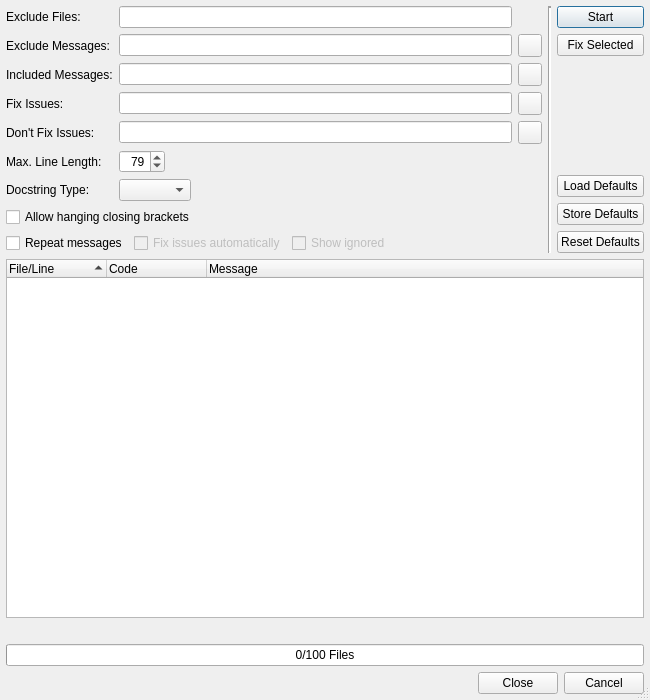
Before: the Qt Designer form Plugins/CheckerPlugins/CodeStyleChecker/CodeStyleCheckerDialog.ui in testmana2/test, drawn with Qt 5.
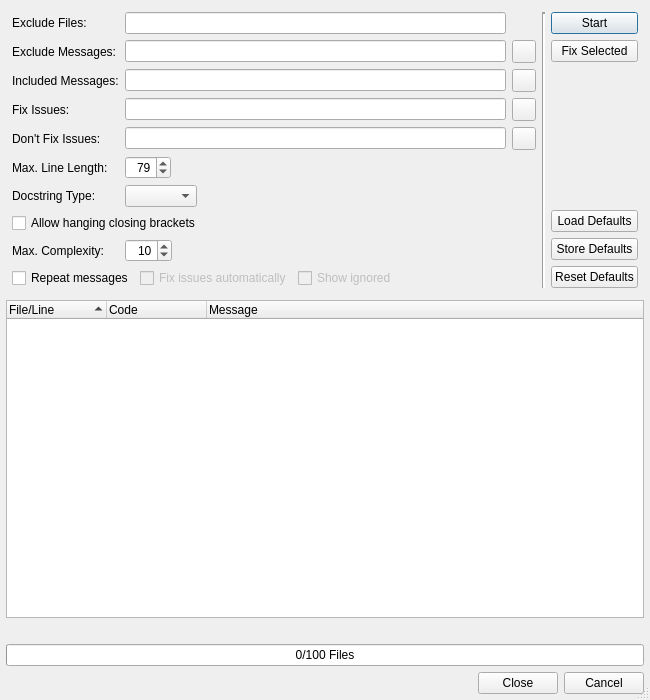
After: the same form once the commit is applied. Custom widgets are drawn as their Qt base class.

Commit message: Added a code complexity checker iaw. McCabe to the code style checker.

Patch:
```diff
--- a/Plugins/CheckerPlugins/CodeStyleChecker/CodeStyleCheckerDialog.ui
+++ b/Plugins/CheckerPlugins/CodeStyleChecker/CodeStyleCheckerDialog.ui
@@ -28,18 +28,6 @@
       <enum>QFrame::NoFrame</enum>
      </property>
      <layout class="QGridLayout" name="gridLayout">
-      <property name="leftMargin">
-       <number>0</number>
-      </property>
-      <property name="topMargin">
-       <number>0</number>
-      </property>
-      <property name="rightMargin">
-       <number>0</number>
-      </property>
-      <property name="bottomMargin">
-       <number>0</number>
-      </property>
       <item row="0" column="0">
        <widget class="QLabel" name="label_2">
         <property name="text">
@@ -54,7 +42,7 @@
         </property>
        </widget>
       </item>
-      <item row="0" column="3" rowspan="9">
+      <item row="0" column="3" rowspan="10">
        <widget class="Line" name="line">
         <property name="lineWidth">
          <number>2</number>
@@ -64,7 +52,7 @@
         </property>
        </widget>
       </item>
-      <item row="0" column="4" rowspan="9">
+      <item row="0" column="4" rowspan="10">
        <layout class="QVBoxLayout" name="verticalLayout">
         <item>
          <widget class="QPushButton" name="startButton">
@@ -222,7 +210,7 @@
         </property>
        </widget>
       </item>
-      <item row="5" column="1" colspan="2">
+      <item row="5" column="1">
        <layout class="QHBoxLayout" name="horizontalLayout_3">
         <item>
          <widget class="QSpinBox" name="lineLengthSpinBox">
@@ -265,7 +253,7 @@
         </property>
        </widget>
       </item>
-      <item row="6" column="1" colspan="2">
+      <item row="6" column="1">
        <layout class="QHBoxLayout" name="horizontalLayout_4">
         <item>
          <widget class="QComboBox" name="docTypeComboBox">
@@ -289,7 +277,7 @@
         </item>
        </layout>
       </item>
-      <item row="7" column="0" colspan="3">
+      <item row="7" column="0" colspan="2">
        <layout class="QHBoxLayout" name="horizontalLayout_2">
         <item>
          <widget class="QCheckBox" name="hangClosingCheckBox">
@@ -316,7 +304,50 @@
         </item>
        </layout>
       </item>
-      <item row="8" column="0" colspan="3">
+      <item row="8" column="0">
+       <widget class="QLabel" name="label_8">
+        <property name="text">
+         <string>Max. Complexity:</string>
+        </property>
+       </widget>
+      </item>
+      <item row="8" column="1">
+       <layout class="QHBoxLayout" name="horizontalLayout_5">
+        <item>
+         <widget class="QSpinBox" name="complexitySpinBox">
+          <property name="statusTip">
+           <string>Enter the maximum allowed code complexity (McCabe: 10)</string>
+          </property>
+          <property name="alignment">
+           <set>Qt::AlignRight|Qt::AlignTrailing|Qt::AlignVCenter</set>
+          </property>
+          <property name="minimum">
+           <number>0</number>
+          </property>
+          <property name="maximum">
+           <number>100</number>
+          </property>
+          <property name="value">
+           <number>10</number>
+          </property>
+         </widget>
+        </item>
+        <item>
+         <spacer name="horizontalSpacer_5">
+          <property name="orientation">
+           <enum>Qt::Horizontal</enum>
+          </property>
+          <property name="sizeHint" stdset="0">
+           <size>
+            <width>40</width>
+            <height>20</height>
+           </size>
+          </property>
+         </spacer>
+        </item>
+       </layout>
+      </item>
+      <item row="9" column="0" colspan="3">
        <layout class="QHBoxLayout" name="horizontalLayout">
         <item>
          <widget class="QCheckBox" name="repeatCheckBox">
```
Left out of the diff: 2 changed lines with no effect on the pictures. The commit also changes 27 other files.
